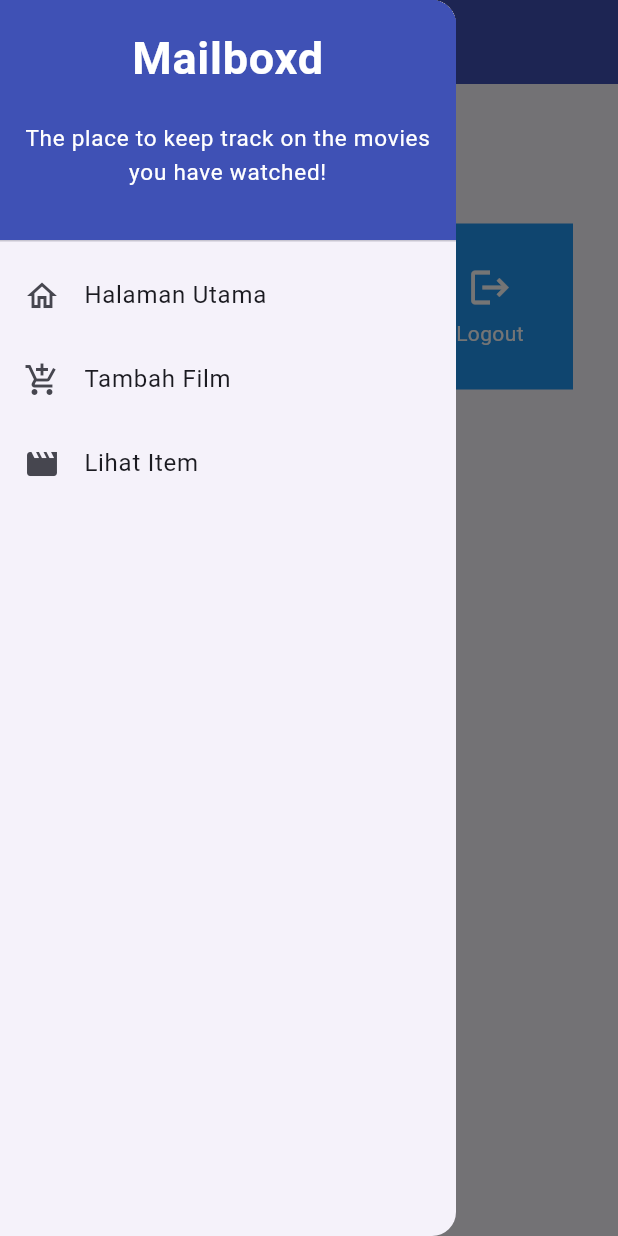
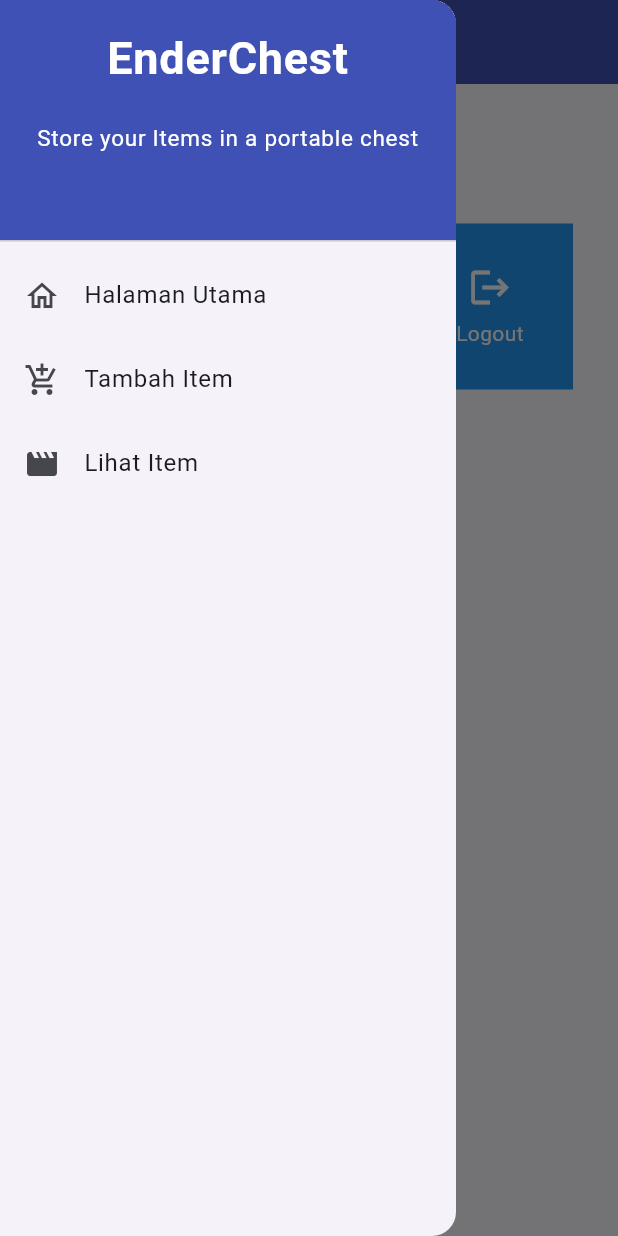
Before and after one commit to rafaeldewandaru/enderchest, a Flutter app: the screen it shows after launch, with the side drawer open, on a phone screen of 412 x 824 dp. Run offline on Flutter 3.47's test engine with Material 2 defaults, Android fonts, the phone set to English and light mode, and no system bars.

Commit message:
progress README tugas 8

```diff
--- a/lib/screens/menu.dart
+++ b/lib/screens/menu.dart
@@ -15,7 +15,7 @@ class MyHomePage extends StatelessWidget {
     return Scaffold(
       appBar: AppBar(
         title: const Text(
-          'Mailboxd',
+          'EnderChest',
         ),
         backgroundColor: Colors.indigo,
         foregroundColor: Colors.white,
@@ -33,7 +33,7 @@ class MyHomePage extends StatelessWidget {
                 padding: EdgeInsets.only(top: 10.0, bottom: 10.0),
                 // Widget Text untuk menampilkan tulisan dengan alignment center dan style yang sesuai
                 child: Text(
-                  'Mailboxd', // Text yang menandakan toko
+                  'EnderChest', // Text yang menandakan toko
                   textAlign: TextAlign.center,
                   style: TextStyle(
                     fontSize: 30,
--- a/lib/widgets/left_drawer.dart
+++ b/lib/widgets/left_drawer.dart
@@ -18,7 +18,7 @@ class LeftDrawer extends StatelessWidget {
             child: Column(
               children: [
                 Text(
-                  'Mailboxd',
+                  'EnderChest',
                   textAlign: TextAlign.center,
                   style: TextStyle(
                     fontSize: 30,
@@ -28,7 +28,7 @@ class LeftDrawer extends StatelessWidget {
                 ),
                 Padding(padding: EdgeInsets.all(10)),
                 Text(
-                  "The place to keep track on the movies you have watched!",
+                  "Store your Items in a portable chest",
                   textAlign: TextAlign.center, // Align text to center
                   style: TextStyle(
                     fontSize: 15, // Set font size to 15
@@ -53,7 +53,7 @@ class LeftDrawer extends StatelessWidget {
           ),
           ListTile(
             leading: const Icon(Icons.add_shopping_cart),
-            title: const Text('Tambah Film'),
+            title: const Text('Tambah Item'),
             // Bagian redirection ke ShopFormPage
             onTap: () {
               Navigator.push(
```
Also changed, not shown: 1 other file.
